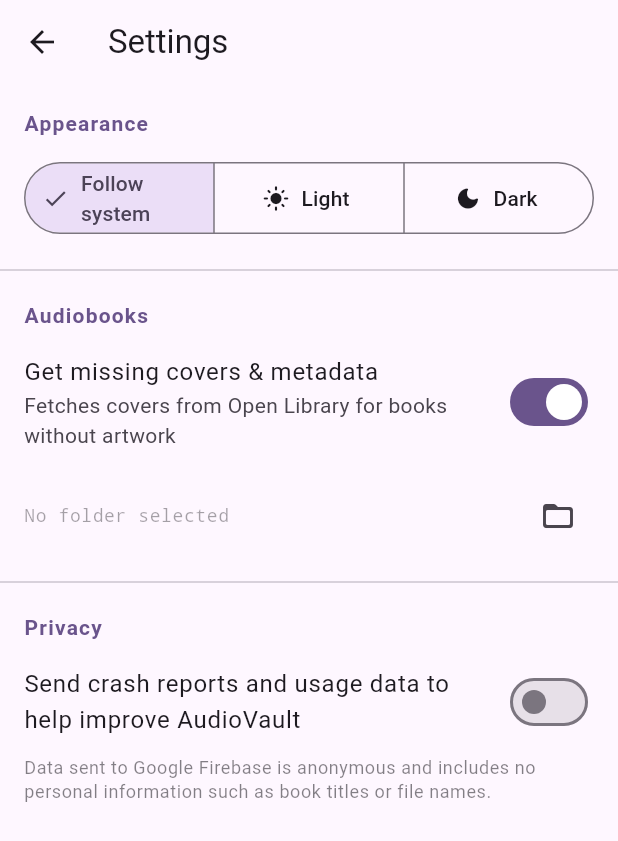
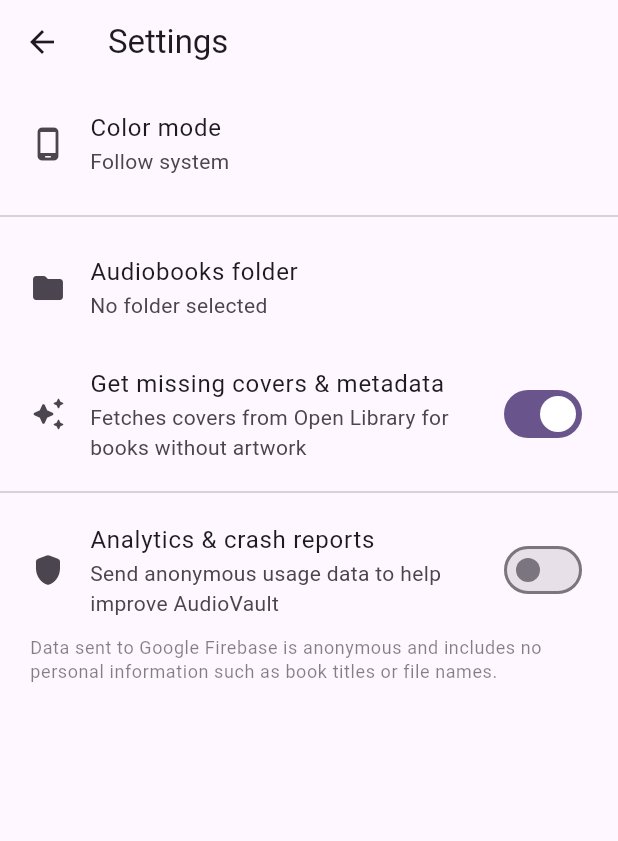
Before and after one commit to mattsteednz/audiovault, a Flutter app: the SettingsScreen screen opened directly, on a phone screen of 412 x 824 dp. Shown: the top 841 px of the screen. Run offline on Flutter 3.47's test engine with Material 3 defaults, Android fonts, the phone set to English and light mode, and no system bars; our stand-ins replace audio_service, file_picker, firebase_analytics, firebase_core, firebase_crashlytics, just_audio and 3 more; missing offline and left inert: audio_metadata_reader, flutter_chrome_cast; accounts and stored records are empty.

Commit message:
feat: redesign settings screen + update changelog
- Settings tiles now use icon + title + current-value subtitle layout
- Color mode replaced segmented button with a dialog picker (icon,
  label, checkmark) matching the reference design
- Section groups separated by plain Dividers, no header labels
- Fix deploy-apk.mjs: correct Flutter APK output path and remote
  directory (releases/ under audiovault.mattsteed.com)
- Changelog brought up to date with all changes since initial release

Co-Authored-By: Claude Sonnet 4.6 <noreply@anthropic.com>

```diff
--- a/lib/screens/settings_screen.dart
+++ b/lib/screens/settings_screen.dart
@@ -101,6 +101,41 @@ class _SettingsScreenState extends State<SettingsScreen> {
     setState(() => _telemetryEnabled = value);
   }
 
+  void _showColorModeDialog() {
+    showDialog<void>(
+      context: context,
+      builder: (context) => _ColorModeDialog(
+        current: _themeMode,
+        onSelected: (value) {
+          Navigator.pop(context);
+          _setThemeMode(value);
+        },
+      ),
+    );
+  }
+
+  String get _themeModeLabel {
+    switch (_themeMode) {
+      case 'light':
+        return 'Light';
+      case 'dark':
+        return 'Dark';
+      default:
+        return 'Follow system';
+    }
+  }
+
+  IconData get _themeModeIcon {
+    switch (_themeMode) {
+      case 'light':
+        return Icons.wb_sunny_rounded;
+      case 'dark':
+        return Icons.dark_mode_rounded;
+      default:
+        return Icons.phone_android_rounded;
+    }
+  }
+
   @override
   Widget build(BuildContext context) {
     final theme = Theme.of(context);
@@ -113,92 +148,74 @@ class _SettingsScreenState extends State<SettingsScreen> {
         ),
       ),
       body: ListView(
-        padding: const EdgeInsets.symmetric(vertical: 8),
         children: [
-            // ── Appearance section ───────────────────────────────────────
-            _sectionHeader('Appearance', theme),
-            Padding(
-              padding: const EdgeInsets.symmetric(horizontal: 16, vertical: 8),
-              child: SegmentedButton<String>(
-                segments: const [
-                  ButtonSegment(
-                    value: 'system',
-                    label: Text('Follow system'),
-                    icon: Icon(Icons.brightness_auto_rounded),
+          // ── Appearance ───────────────────────────────────────────────────
+          ListTile(
+            leading: Icon(_themeModeIcon),
+            title: const Text('Color mode'),
+            subtitle: Text(_themeModeLabel),
+            onTap: _showColorModeDialog,
+            contentPadding:
+                const EdgeInsets.symmetric(horizontal: 20, vertical: 4),
           ),
-                  ButtonSegment(
-                    value: 'light',
-                    label: Text('Light'),
-                    icon: Icon(Icons.light_mode_rounded),
-                  ),
-                  ButtonSegment(
-                    value: 'dark',
-                    label: Text('Dark'),
-                    icon: Icon(Icons.dark_mode_rounded),
-                  ),
-                ],
-                selected: {_themeMode},
-                onSelectionChanged: (selection) =>
-                    _setThemeMode(selection.first),
-              ),
-            ),
-            const Divider(height: 24),
+          const Divider(),
 
-            // ── Audiobooks section ───────────────────────────────────────
-            _sectionHeader('Audiobooks', theme),
-            SwitchListTile(
-              value: _metadataEnrichment,
-              onChanged: _setMetadataEnrichment,
-              title: const Text('Get missing covers & metadata'),
-              subtitle: const Text(
-                  'Fetches covers from Open Library for books without artwork'),
-              contentPadding:
-                  const EdgeInsets.symmetric(horizontal: 16, vertical: 4),
-            ),
+          // ── Audiobooks ───────────────────────────────────────────────────
           ListTile(
-              contentPadding:
-                  const EdgeInsets.symmetric(horizontal: 16, vertical: 4),
-              title: Text(
+            leading: const Icon(Icons.folder_rounded),
+            title: const Text('Audiobooks folder'),
+            subtitle: Text(
               _folderPath ?? 'No folder selected',
-                style: theme.textTheme.bodySmall?.copyWith(
-                  color: theme.colorScheme.onSurface
-                      .withValues(alpha: _folderPath != null ? 0.6 : 0.4),
-                  fontFamily: 'monospace',
-                ),
+              maxLines: 1,
+              overflow: TextOverflow.ellipsis,
             ),
             trailing: _pickingFolder
                 ? const SizedBox(
                     width: 24,
                     height: 24,
-                      child: CircularProgressIndicator(strokeWidth: 2))
-                  : IconButton(
-                      icon: const Icon(Icons.folder_open_rounded),
-                      tooltip: 'Select audiobooks folder',
-                      onPressed: _selectFolder,
+                    child: CircularProgressIndicator(strokeWidth: 2),
+                  )
+                : null,
+            onTap: _pickingFolder ? null : _selectFolder,
+            contentPadding:
+                const EdgeInsets.symmetric(horizontal: 20, vertical: 4),
           ),
-              onTap: _pickingFolder ? null : _selectFolder,
+          ListTile(
+            leading: const Icon(Icons.auto_awesome_rounded),
+            title: const Text('Get missing covers & metadata'),
+            subtitle: const Text(
+                'Fetches covers from Open Library for books without artwork'),
+            trailing: Switch(
+              value: _metadataEnrichment,
+              onChanged: _setMetadataEnrichment,
             ),
-            const Divider(height: 24),
+            onTap: () => _setMetadataEnrichment(!_metadataEnrichment),
+            contentPadding:
+                const EdgeInsets.symmetric(horizontal: 20, vertical: 4),
+          ),
+          const Divider(),
 
-            // ── Privacy section ──────────────────────────────────────────
-            _sectionHeader('Privacy', theme),
-            SwitchListTile(
+          // ── Privacy ──────────────────────────────────────────────────────
+          ListTile(
+            leading: const Icon(Icons.shield_rounded),
+            title: const Text('Analytics & crash reports'),
+            subtitle: const Text(
+                'Send anonymous usage data to help improve AudioVault'),
+            trailing: Switch(
               value: _telemetryEnabled,
               onChanged: _setTelemetry,
-              title: const Text(
-                  'Send crash reports and usage data to help improve AudioVault'),
+            ),
+            onTap: () => _setTelemetry(!_telemetryEnabled),
             contentPadding:
-                  const EdgeInsets.symmetric(horizontal: 16, vertical: 4),
+                const EdgeInsets.symmetric(horizontal: 20, vertical: 4),
           ),
           Padding(
-              padding:
-                  const EdgeInsets.fromLTRB(16, 0, 16, 16),
+            padding: const EdgeInsets.fromLTRB(20, 0, 20, 16),
             child: Text(
               'Data sent to Google Firebase is anonymous and includes no '
               'personal information such as book titles or file names.',
               style: theme.textTheme.bodySmall?.copyWith(
-                  color:
-                      theme.colorScheme.onSurface.withValues(alpha: 0.55),
+                color: theme.colorScheme.onSurface.withValues(alpha: 0.55),
               ),
             ),
           ),
@@ -206,16 +223,68 @@ class _SettingsScreenState extends State<SettingsScreen> {
       ),
     );
   }
+}
 
-  Widget _sectionHeader(String title, ThemeData theme) {
-    return Padding(
-      padding: const EdgeInsets.fromLTRB(16, 8, 16, 4),
-      child: Text(
-        title,
-        style: theme.textTheme.labelLarge?.copyWith(
-          color: theme.colorScheme.primary,
-          fontWeight: FontWeight.w600,
-          letterSpacing: 0.8,
+class _ColorModeDialog extends StatelessWidget {
+  final String current;
+  final void Function(String) onSelected;
+
+  const _ColorModeDialog({required this.current, required this.onSelected});
+
+  @override
+  Widget build(BuildContext context) {
+    final theme = Theme.of(context);
+    final options = [
+      (value: 'system', label: 'Follow system', icon: Icons.phone_android_rounded),
+      (value: 'light', label: 'Light', icon: Icons.wb_sunny_rounded),
+      (value: 'dark', label: 'Dark', icon: Icons.dark_mode_rounded),
+    ];
+
+    return Dialog(
+      child: Padding(
+        padding: const EdgeInsets.fromLTRB(24, 24, 24, 16),
+        child: Column(
+          mainAxisSize: MainAxisSize.min,
+          crossAxisAlignment: CrossAxisAlignment.start,
+          children: [
+            Text('Color mode', style: theme.textTheme.titleLarge),
+            const SizedBox(height: 8),
+            ...options.map((opt) {
+              final selected = opt.value == current;
+              return InkWell(
+                onTap: () => onSelected(opt.value),
+                borderRadius: BorderRadius.circular(8),
+                child: Padding(
+                  padding: const EdgeInsets.symmetric(
+                      vertical: 14, horizontal: 8),
+                  child: Row(
+                    children: [
+                      Icon(
+                        opt.icon,
+                        color: selected
+                            ? theme.colorScheme.primary
+                            : theme.colorScheme.onSurface,
+                      ),
+                      const SizedBox(width: 16),
+                      Text(
+                        opt.label,
+                        style: theme.textTheme.bodyLarge?.copyWith(
+                          color: selected
+                              ? theme.colorScheme.primary
+                              : theme.colorScheme.onSurface,
+                          fontWeight: selected ? FontWeight.w600 : null,
+                        ),
+                      ),
+                      const Spacer(),
+                      if (selected)
+                        Icon(Icons.check_rounded,
+                            color: theme.colorScheme.primary),
+                    ],
+                  ),
+                ),
+              );
+            }),
+          ],
         ),
       ),
     );
```
Also changed, not shown: 2 other files. Lines whose indentation alone changed are shown as unchanged.
